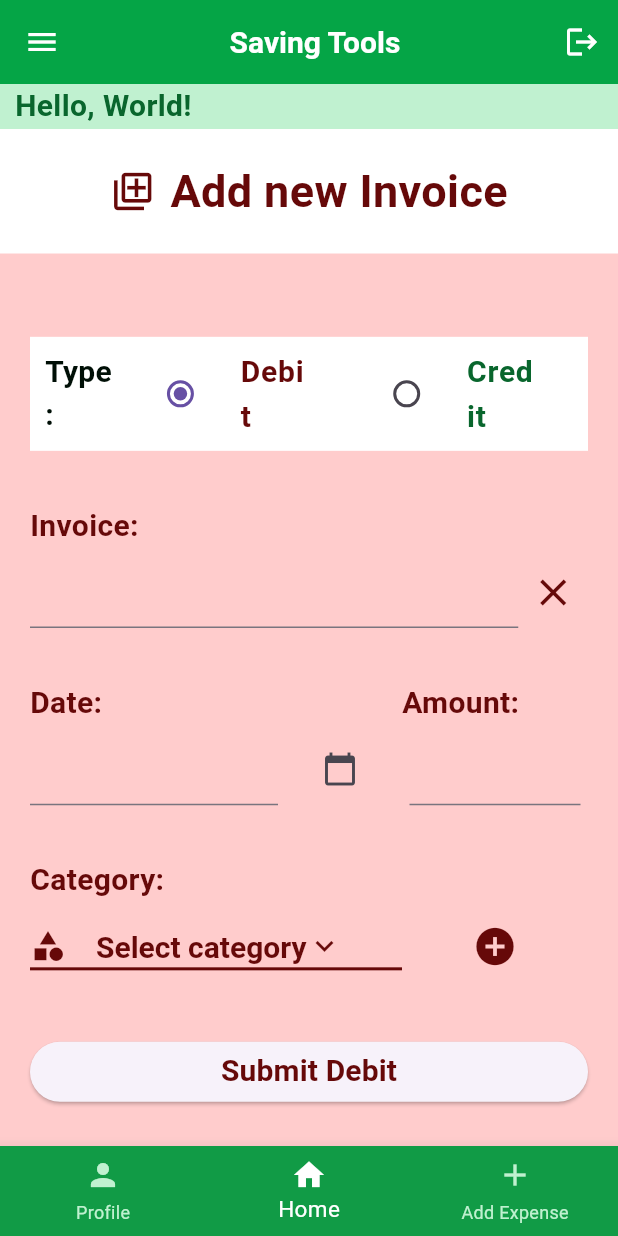
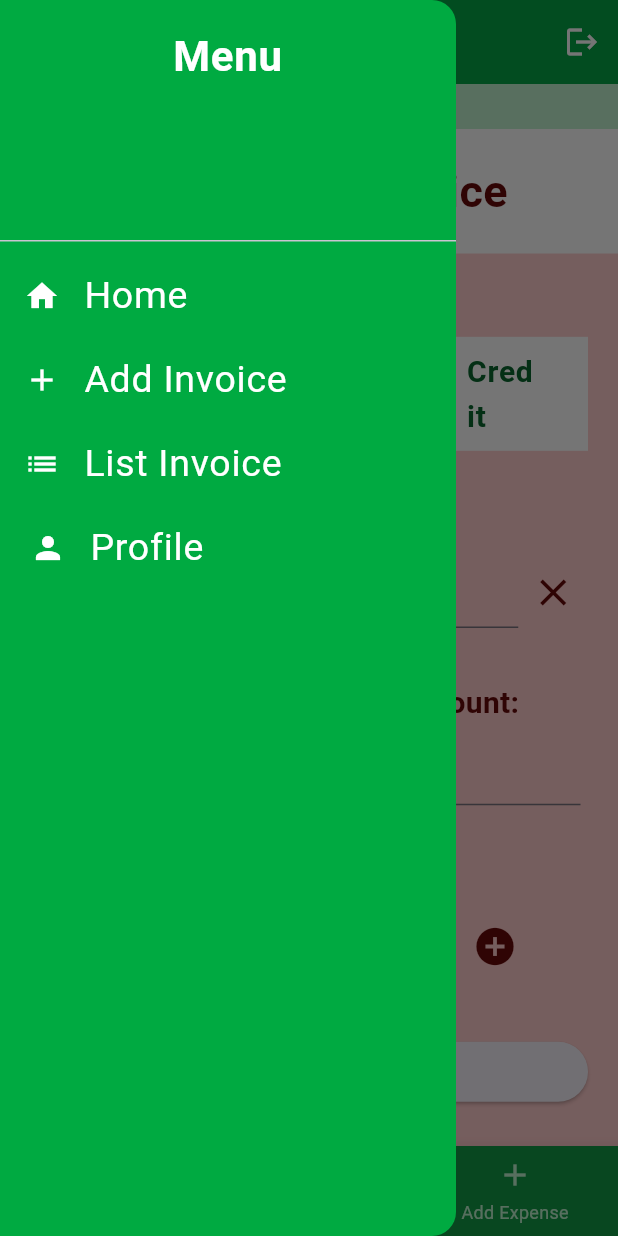
Before and after one commit to AlexandreAANP/SavingTools, a Flutter app: the AddInvoice screen opened by its route, with the side drawer open (before the commit the screen has no drawer), on a phone screen of 412 x 824 dp. Run offline on Flutter 3.47's test engine with Material 3 defaults, Android fonts, the phone set to English and light mode, and no system bars; our stand-ins replace pie_chart, shared_preferences, sqflite; accounts and stored records are empty.

Commit message:
Added Drawer

```diff
--- a/saving_tools/lib/appbar/ApplicationBar.dart
+++ b/saving_tools/lib/appbar/ApplicationBar.dart
@@ -1,7 +1,7 @@
 import 'package:flutter/material.dart';
 
 class ApplicationBar extends AppBar {
-  ApplicationBar({Key? key})
+  ApplicationBar({Key? key, BuildContext? context})
       : super(
           title: Center(
             child: Text(
@@ -15,10 +15,25 @@ class ApplicationBar extends AppBar {
             ),
           backgroundColor: const Color.fromARGB(255, 0, 170, 65),
           elevation: 1,
-          leading: Icon(
-            Icons.menu,
-            color: Colors.white,
+          leading: Builder(
+            builder: (context) => IconButton(
+              icon: Icon(
+                Icons.menu,
+                color: Colors.white,
+                ),
+              onPressed: () {
+                            print("d");
+                            Scaffold.of(context).openDrawer();},
             ),
+          ),
+          // leading: IconButton(
+          //   icon: Icon(
+          //           Icons.menu,
+          //           color: Colors.white,
+          //           ),
+          //   onPressed: Scaffold.of(context!).openDrawer
+
+          //   ),
           actions: [
             IconButton(
               icon: Icon(
--- a/saving_tools/lib/pages/Invoices/AddInvoice/AddInvoice.dart
+++ b/saving_tools/lib/pages/Invoices/AddInvoice/AddInvoice.dart
@@ -3,6 +3,7 @@ import 'package:saving_tools/appbar/ApplicationBar.dart';
 import 'package:saving_tools/pages/Invoices/AddInvoice/AddInvoiceForm.dart';
 import 'package:saving_tools/pages/Invoices/AddInvoice/FormParts/InvoiceType.dart';
 import 'package:saving_tools/pages/Invoices/AddInvoice/FormParts/InvoicesColors.dart';
+import 'package:saving_tools/sharedWidgets/Drawer.dart';
 import 'package:saving_tools/sharedWidgets/NavBar.dart';
 import 'package:saving_tools/sharedWidgets/ToolBarMessages.dart';
 
@@ -41,7 +42,8 @@ class AddInvoiceState extends State<AddInvoice> {
     return Scaffold(
       resizeToAvoidBottomInset: false,
       backgroundColor: InvoiceColors.GetLightColor(invoiceType),
-      appBar: ApplicationBar(),
+      appBar: ApplicationBar(context: context,),
+      drawer: MainDrawer(context: context,),
       body: Column(
         children: [
           ToolBarMessages(),
--- a/saving_tools/lib/pages/Invoices/ListInvoices/ListInvoice.dart
+++ b/saving_tools/lib/pages/Invoices/ListInvoices/ListInvoice.dart
@@ -3,6 +3,7 @@ import 'package:saving_tools/appbar/ApplicationBar.dart';
 import 'package:saving_tools/pages/Invoices/ListInvoices/ListInvoiceParts/InvoiceListTable.dart';
 import 'package:saving_tools/pages/Invoices/ListInvoices/ListInvoiceParts/InvoiceListTableHeader.dart';
 import 'package:saving_tools/pages/Invoices/ListInvoices/ListInvoiceParts/InvoiceListTableSettings.dart';
+import 'package:saving_tools/sharedWidgets/Drawer.dart';
 import 'package:saving_tools/sharedWidgets/NavBar.dart';
 import 'package:saving_tools/sharedWidgets/ToolBarMessages.dart';
 
@@ -13,7 +14,8 @@ class ListInvoice extends StatelessWidget{
   Widget build(BuildContext context) {
     return Scaffold(
         backgroundColor: const Color.fromARGB(255, 192, 241, 208),
-        appBar: ApplicationBar(),
+        appBar: ApplicationBar(context: context,),
+        drawer: MainDrawer(context: context,),
         body: Column(
           crossAxisAlignment: CrossAxisAlignment.center,
           mainAxisAlignment: MainAxisAlignment.spaceBetween,
--- a/saving_tools/lib/pages/main/MainPage.dart
+++ b/saving_tools/lib/pages/main/MainPage.dart
@@ -1,7 +1,8 @@
 import 'package:flutter/material.dart';
 import 'package:saving_tools/appbar/ApplicationBar.dart';
-import 'package:saving_tools/pages/main/PieChart.dart';
+import 'package:saving_tools/pages/main/Charts/PieChart.dart';
 import 'package:saving_tools/pages/main/short_invoice_table/ShortInvoiceTable.dart';
+import 'package:saving_tools/sharedWidgets/Drawer.dart';
 import 'package:saving_tools/sharedWidgets/NavBar.dart';
 import 'package:saving_tools/sharedWidgets/ToolBarMessages.dart';
 
@@ -15,7 +16,8 @@ class MainPage extends StatelessWidget {
   Widget build(BuildContext context) {
     return Scaffold(
       backgroundColor: const Color.fromARGB(255, 192, 241, 208),
-      appBar: ApplicationBar(),
+      appBar: ApplicationBar(context: context,),
+      drawer: MainDrawer(context: context,),
       body: Column(
         children: [
           ToolBarMessages(),
--- /dev/null
+++ b/saving_tools/lib/sharedWidgets/Drawer.dart
@@ -0,0 +1,98 @@
+import 'package:flutter/material.dart';
+
+class MainDrawer extends Drawer{
+
+  MainDrawer({Key? key, required BuildContext context}) : super(
+                                key: key,
+                                backgroundColor: const Color.fromARGB(255, 0, 170, 65),
+                                child: ListView(
+                                  children: [
+                                    DrawerHeader(
+                                      decoration: BoxDecoration(
+
+                                      ),
+                                      child: Text(
+                                        'Menu',
+                                        textAlign: TextAlign.center,
+                                        style: TextStyle(
+                                          color: Colors.white,
+                                          fontSize: 28,
+                                          fontWeight: FontWeight.bold
+                                        ),
+                                    )
+                                    ),
+                                    ListTile(
+                                      leading: Icon(Icons.home, color: Colors.white),
+                                      title: Text(
+                                        'Home',
+                                        style: TextStyle(
+                                          color: Colors.white,
+                                          fontSize: 25,
+                                        )
+                                        ),
+                                      onTap: () {
+                                        if (ModalRoute.of(context)!.settings.name == '/main') {
+                                            return;
+                                          }
+                                          Navigator.popAndPushNamed(context, '/main');
+                                      },
+                                    ),
+                                    ListTile(
+                                      leading: Icon(Icons.add, color: Colors.white),
+                                        title: Text(
+                                        'Add Invoice',
+                                        style: TextStyle(
+                                          color: Colors.white,
+                                          fontSize: 25,
+
+                                        ),
+                                        ),
+                                      onTap: () {
+                                        if (ModalRoute.of(context)!.settings.name == '/addInvoice') {
+                                            return;
+                                          }
+                                          Navigator.popAndPushNamed(context, '/addInvoice');
+                                      },
+                                    ),
+                                    ListTile(
+                                      leading: Icon(Icons.list, color: Colors.white),
+                                        title: Text(
+                                        'List Invoice',
+                                        style: TextStyle(
+                                          color: Colors.white,
+                                          fontSize: 25,
+
+                                        ),
+                                        ),
+                                      onTap: () {
+                                        if (ModalRoute.of(context)!.settings.name == '/listInvoice') {
+                                            return;
+                                          }
+                                          Navigator.popAndPushNamed(context, '/listInvoice');
+                                      },
+                                    ),
+
+                                    ListTile(
+                                      contentPadding: EdgeInsets.only(left: 20),
+                                      leading: Icon(Icons.person, color: Colors.white),
+                                        title: Text(
+                                        'Profile',
+                                        style: TextStyle(
+                                          color: Colors.white,
+                                          fontSize: 25,
+
+                                        ),
+                                        ),
+                                      onTap: () {
+                                         if (ModalRoute.of(context)!.settings.name == '/profile') {
+                                            return;
+                                          }
+                                          Navigator.popAndPushNamed(context, '/profile');
+                                      },
+                                    ),
+
+                                  ],
+                                ),
+  );
+
+}
```
Also changed, not shown: saving_tools/lib/Repositories/UserRepository.dart (+5 -2 lines), saving_tools/lib/pages/main/Charts/PieChart.dart (renamed from saving_tools/lib/pages/main/PieChart.dart).
